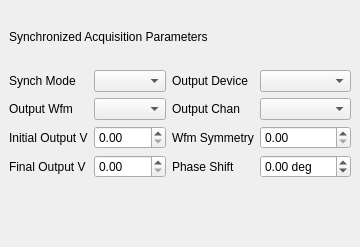
This is source/qxrdsynchronizedacquisitiondialog.ui in guyjennings/qxrd as Qt 5 draws it before an edit. The edited form follows.
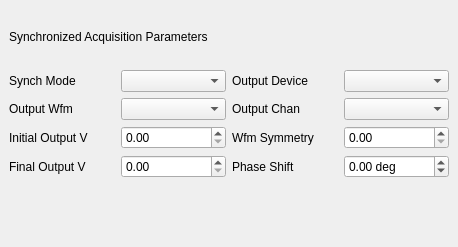
This is the edited form. Custom widgets are drawn as their Qt base class.

The edit to the form file:
```diff
--- a/source/qxrdsynchronizedacquisitiondialog.ui
+++ b/source/qxrdsynchronizedacquisitiondialog.ui
@@ -6,7 +6,7 @@
    <rect>
     <x>0</x>
     <y>0</y>
-    <width>351</width>
+    <width>458</width>
     <height>247</height>
    </rect>
   </property>
```
Left out of the diff: 10 changed lines with no effect on the pictures.
